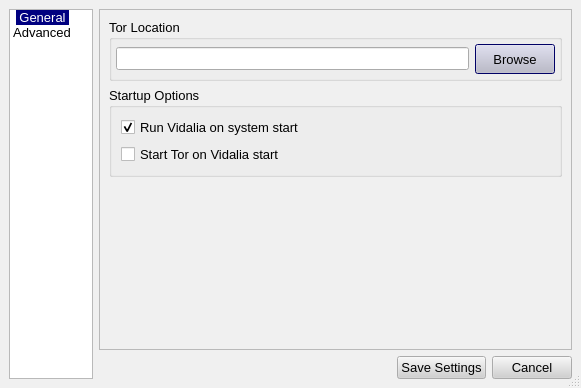
Qt form src/gui/configdialog/configdialog.ui (a-ilin/vidalia) before a commit.
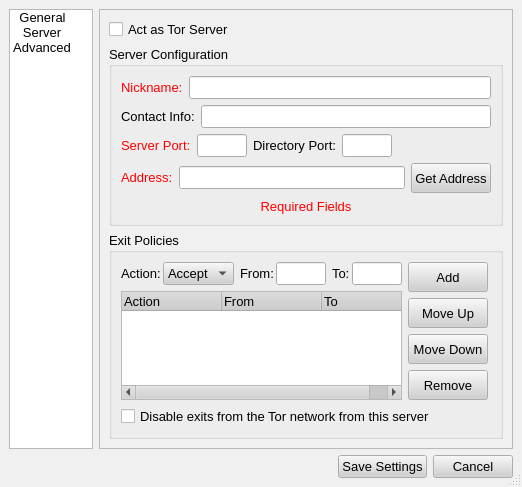
The same form after that commit. The open tabs and pages were chosen to show the change. Icons and pictures are not drawn.

Commit message:
First crack at server configuration. Almost nothing works, in fact, the only thing that works is the hidden frame. This was the hardest layout yet by far. Designer didn't even crash once!
svn:r279

```diff
--- a/src/gui/configdialog/configdialog.ui
+++ b/src/gui/configdialog/configdialog.ui
@@ -8,8 +8,8 @@
    <rect>
     <x>0</x>
     <y>0</y>
-    <width>581</width>
-    <height>388</height>
+    <width>519</width>
+    <height>391</height>
    </rect>
   </property>
   <property name="palette" >
@@ -300,9 +300,17 @@
   <property name="sizeGripEnabled" >
    <bool>true</bool>
   </property>
-  <layout class="QHBoxLayout" >
+  <layout class="QVBoxLayout" >
    <property name="margin" >
     <number>9</number>
+   </property>
+   <property name="spacing" >
+    <number>6</number>
+   </property>
+   <item>
+    <layout class="QHBoxLayout" >
+     <property name="margin" >
+      <number>0</number>
    </property>
    <property name="spacing" >
     <number>6</number>
@@ -628,7 +636,7 @@
       <bool>true</bool>
      </property>
      <property name="currentRow" >
-      <number>0</number>
+        <number>-1</number>
      </property>
      <item>
       <property name="text" >
@@ -638,6 +646,14 @@
        <iconset resource="..\res\vidalia.qrc" >:/images/config_general.png</iconset>
       </property>
      </item>
+       <item>
+        <property name="text" >
+         <string>Server</string>
+        </property>
+        <property name="icon" >
+         <iconset resource="..\res\vidalia.qrc" >:/images/config_server.png</iconset>
+        </property>
+       </item>
      <item>
       <property name="text" >
        <string>Advanced</string>
@@ -649,14 +665,6 @@
     </widget>
    </item>
    <item>
-    <layout class="QVBoxLayout" >
-     <property name="margin" >
-      <number>0</number>
-     </property>
-     <property name="spacing" >
-      <number>6</number>
-     </property>
-     <item>
       <widget class="QStackedWidget" name="stackPages" >
        <property name="contextMenuPolicy" >
         <enum>Qt::NoContextMenu</enum>
@@ -794,6 +802,713 @@
          </item>
         </layout>
        </widget>
+       <widget class="QWidget" name="page" >
+        <layout class="QVBoxLayout" >
+         <property name="margin" >
+          <number>9</number>
+         </property>
+         <property name="spacing" >
+          <number>6</number>
+         </property>
+         <item>
+          <widget class="QCheckBox" name="chkEnableServer" >
+           <property name="contextMenuPolicy" >
+            <enum>Qt::NoContextMenu</enum>
+           </property>
+           <property name="toolTip" >
+            <string>Check to run as a Tor network server</string>
+           </property>
+           <property name="text" >
+            <string>Act as Tor Server</string>
+           </property>
+           <property name="checked" >
+            <bool>false</bool>
+           </property>
+          </widget>
+         </item>
+         <item>
+          <widget class="QFrame" name="frmServer" >
+           <property name="contextMenuPolicy" >
+            <enum>Qt::NoContextMenu</enum>
+           </property>
+           <property name="frameShape" >
+            <enum>QFrame::NoFrame</enum>
+           </property>
+           <property name="frameShadow" >
+            <enum>QFrame::Plain</enum>
+           </property>
+           <layout class="QVBoxLayout" >
+            <property name="margin" >
+             <number>0</number>
+            </property>
+            <property name="spacing" >
+             <number>6</number>
+            </property>
+            <item>
+             <widget class="QGroupBox" name="grpServerConfig" >
+              <property name="contextMenuPolicy" >
+               <enum>Qt::NoContextMenu</enum>
+              </property>
+              <property name="title" >
+               <string>Server Configuration</string>
+              </property>
+              <layout class="QVBoxLayout" >
+               <property name="margin" >
+                <number>9</number>
+               </property>
+               <property name="spacing" >
+                <number>6</number>
+               </property>
+               <item>
+                <layout class="QHBoxLayout" >
+                 <property name="margin" >
+                  <number>0</number>
+                 </property>
+                 <property name="spacing" >
+                  <number>6</number>
+                 </property>
+                 <item>
+                  <widget class="QLabel" name="label_2" >
+                   <property name="contextMenuPolicy" >
+                    <enum>Qt::NoContextMenu</enum>
+                   </property>
+                   <property name="text" >
+                    <string>&lt;html>&lt;head>&lt;meta name="qrichtext" content="1" />&lt;/head>&lt;body style=" white-space: pre-wrap; font-family:Arial; font-size:10pt; font-weight:400; font-style:normal; text-decoration:none;">&lt;p style=" margin-top:0px; margin-bottom:0px; margin-left:0px; margin-right:0px; -qt-block-indent:0; text-indent:0px;">&lt;span style=" color:#ff0000;">Nickname:&lt;/span>&lt;/p>&lt;/body>&lt;/html></string>
+                   </property>
+                  </widget>
+                 </item>
+                 <item>
+                  <widget class="QLineEdit" name="lineServerNickname" >
+                   <property name="contextMenuPolicy" >
+                    <enum>Qt::NoContextMenu</enum>
+                   </property>
+                   <property name="toolTip" >
+                    <string>Name of your server</string>
+                   </property>
+                   <property name="text" >
+                    <string/>
+                   </property>
+                  </widget>
+                 </item>
+                </layout>
+               </item>
+               <item>
+                <layout class="QHBoxLayout" >
+                 <property name="margin" >
+                  <number>0</number>
+                 </property>
+                 <property name="spacing" >
+                  <number>6</number>
+                 </property>
+                 <item>
+                  <widget class="QLabel" name="label_1" >
+                   <property name="contextMenuPolicy" >
+                    <enum>Qt::NoContextMenu</enum>
+                   </property>
+                   <property name="text" >
+                    <string>&lt;html>&lt;head>&lt;meta name="qrichtext" content="1" />&lt;/head>&lt;body style=" white-space: pre-wrap; font-family:Arial; font-size:10pt; font-weight:400; font-style:normal; text-decoration:none;">&lt;p style=" margin-top:0px; margin-bottom:0px; margin-left:0px; margin-right:0px; -qt-block-indent:0; text-indent:0px;">Contact Info:&lt;/p>&lt;/body>&lt;/html></string>
+                   </property>
+                  </widget>
+                 </item>
+                 <item>
+                  <widget class="QLineEdit" name="lineServerContact" >
+                   <property name="contextMenuPolicy" >
+                    <enum>Qt::NoContextMenu</enum>
+                   </property>
+                   <property name="toolTip" >
+                    <string>Email address at which you may be reached if there is a problem with your server</string>
+                   </property>
+                  </widget>
+                 </item>
+                </layout>
+               </item>
+               <item>
+                <layout class="QHBoxLayout" >
+                 <property name="margin" >
+                  <number>0</number>
+                 </property>
+                 <property name="spacing" >
+                  <number>6</number>
+                 </property>
+                 <item>
+                  <layout class="QHBoxLayout" >
+                   <property name="margin" >
+                    <number>0</number>
+                   </property>
+                   <property name="spacing" >
+                    <number>6</number>
+                   </property>
+                   <item>
+                    <widget class="QLabel" name="label" >
+                     <property name="contextMenuPolicy" >
+                      <enum>Qt::NoContextMenu</enum>
+                     </property>
+                     <property name="text" >
+                      <string>&lt;html>&lt;head>&lt;meta name="qrichtext" content="1" />&lt;/head>&lt;body style=" white-space: pre-wrap; font-family:Arial; font-size:10pt; font-weight:400; font-style:normal; text-decoration:none;">&lt;p style=" margin-top:0px; margin-bottom:0px; margin-left:0px; margin-right:0px; -qt-block-indent:0; text-indent:0px;">&lt;span style=" color:#ff0000;">Server Port:&lt;/span>&lt;/p>&lt;/body>&lt;/html></string>
+                     </property>
+                    </widget>
+                   </item>
+                   <item>
+                    <widget class="QLineEdit" name="lineServerPort" >
+                     <property name="sizePolicy" >
+                      <sizepolicy>
+                       <hsizetype>0</hsizetype>
+                       <vsizetype>0</vsizetype>
+                       <horstretch>0</horstretch>
+                       <verstretch>0</verstretch>
+                      </sizepolicy>
+                     </property>
+                     <property name="maximumSize" >
+                      <size>
+                       <width>50</width>
+                       <height>16777215</height>
+                      </size>
+                     </property>
+                     <property name="contextMenuPolicy" >
+                      <enum>Qt::NoContextMenu</enum>
+                     </property>
+                     <property name="toolTip" >
+                      <string>Port on which users and other servers can communicate with your server</string>
+                     </property>
+                    </widget>
+                   </item>
+                  </layout>
+                 </item>
+                 <item>
+                  <layout class="QHBoxLayout" >
+                   <property name="margin" >
+                    <number>0</number>
+                   </property>
+                   <property name="spacing" >
+                    <number>6</number>
+                   </property>
+                   <item>
+                    <widget class="QLabel" name="label_3" >
+                     <property name="contextMenuPolicy" >
+                      <enum>Qt::NoContextMenu</enum>
+                     </property>
+                     <property name="text" >
+                      <string>&lt;html>&lt;head>&lt;meta name="qrichtext" content="1" />&lt;/head>&lt;body style=" white-space: pre-wrap; font-family:Arial; font-size:10pt; font-weight:400; font-style:normal; text-decoration:none;">&lt;p style=" margin-top:0px; margin-bottom:0px; margin-left:0px; margin-right:0px; -qt-block-indent:0; text-indent:0px;">Directory Port:&lt;/p>&lt;/body>&lt;/html></string>
+                     </property>
+                    </widget>
+                   </item>
+                   <item>
+                    <widget class="QLineEdit" name="lineDirPort" >
+                     <property name="sizePolicy" >
+                      <sizepolicy>
+                       <hsizetype>0</hsizetype>
+                       <vsizetype>0</vsizetype>
+                       <horstretch>0</horstretch>
+                       <verstretch>0</verstretch>
+                      </sizepolicy>
+                     </property>
+                     <property name="maximumSize" >
+                      <size>
+                       <width>50</width>
+                       <height>16777215</height>
+                      </size>
+                     </property>
+                     <property name="contextMenuPolicy" >
+                      <enum>Qt::NoContextMenu</enum>
+                     </property>
+                     <property name="toolTip" >
+                      <string>Setting this port will mirror the directory for other servers to use</string>
+                     </property>
+                    </widget>
+                   </item>
+                  </layout>
+                 </item>
+                 <item>
+                  <spacer>
+                   <property name="orientation" >
+                    <enum>Qt::Horizontal</enum>
+                   </property>
+                   <property name="sizeHint" >
+                    <size>
+                     <width>40</width>
+                     <height>20</height>
+                    </size>
+                   </property>
+                  </spacer>
+                 </item>
+                </layout>
+               </item>
+               <item>
+                <layout class="QHBoxLayout" >
+                 <property name="margin" >
+                  <number>0</number>
+                 </property>
+                 <property name="spacing" >
+                  <number>6</number>
+                 </property>
+                 <item>
+                  <widget class="QLabel" name="label_4" >
+                   <property name="contextMenuPolicy" >
+                    <enum>Qt::NoContextMenu</enum>
+                   </property>
+                   <property name="text" >
+                    <string>&lt;html>&lt;head>&lt;meta name="qrichtext" content="1" />&lt;/head>&lt;body style=" white-space: pre-wrap; font-family:Arial; font-size:10pt; font-weight:400; font-style:normal; text-decoration:none;">&lt;p style=" margin-top:0px; margin-bottom:0px; margin-left:0px; margin-right:0px; -qt-block-indent:0; text-indent:0px;">&lt;span style=" color:#ff0000;">Address:&lt;/span>&lt;/p>&lt;/body>&lt;/html></string>
+                   </property>
+                  </widget>
+                 </item>
+                 <item>
+                  <widget class="QLineEdit" name="lineServerAddress" >
+                   <property name="contextMenuPolicy" >
+                    <enum>Qt::NoContextMenu</enum>
+                   </property>
+                   <property name="toolTip" >
+                    <string>Domain name or IP address of your server</string>
+                   </property>
+                  </widget>
+                 </item>
+                 <item>
+                  <widget class="QPushButton" name="btnGetAddress" >
+                   <property name="minimumSize" >
+                    <size>
+                     <width>0</width>
+                     <height>30</height>
+                    </size>
+                   </property>
+                   <property name="contextMenuPolicy" >
+                    <enum>Qt::NoContextMenu</enum>
+                   </property>
+                   <property name="toolTip" >
+                    <string>Attempts to determine the correct address for your server</string>
+                   </property>
+                   <property name="text" >
+                    <string>Get Address</string>
+                   </property>
+                  </widget>
+                 </item>
+                </layout>
+               </item>
+               <item>
+                <widget class="QLabel" name="label_5" >
+                 <property name="layoutDirection" >
+                  <enum>Qt::LeftToRight</enum>
+                 </property>
+                 <property name="text" >
+                  <string>&lt;html>&lt;head>&lt;meta name="qrichtext" content="1" />&lt;/head>&lt;body style=" white-space: pre-wrap; font-family:Arial; font-size:10pt; font-weight:400; font-style:normal; text-decoration:none;">&lt;p style=" margin-top:0px; margin-bottom:0px; margin-left:0px; margin-right:0px; -qt-block-indent:0; text-indent:0px;">&lt;span style=" color:#ff0000;">Required Fields&lt;/span>&lt;/p>&lt;/body>&lt;/html></string>
+                 </property>
+                 <property name="alignment" >
+                  <set>Qt::AlignCenter</set>
+                 </property>
+                </widget>
+               </item>
+              </layout>
+             </widget>
+            </item>
+            <item>
+             <widget class="QGroupBox" name="grpServerPolicies" >
+              <property name="contextMenuPolicy" >
+               <enum>Qt::NoContextMenu</enum>
+              </property>
+              <property name="title" >
+               <string>Exit Policies</string>
+              </property>
+              <layout class="QVBoxLayout" >
+               <property name="margin" >
+                <number>9</number>
+               </property>
+               <property name="spacing" >
+                <number>6</number>
+               </property>
+               <item>
+                <layout class="QHBoxLayout" >
+                 <property name="margin" >
+                  <number>0</number>
+                 </property>
+                 <property name="spacing" >
+                  <number>6</number>
+                 </property>
+                 <item>
+                  <layout class="QVBoxLayout" >
+                   <property name="margin" >
+                    <number>0</number>
+                   </property>
+                   <property name="spacing" >
+                    <number>6</number>
+                   </property>
+                   <item>
+                    <layout class="QHBoxLayout" >
+                     <property name="margin" >
+                      <number>0</number>
+                     </property>
+                     <property name="spacing" >
+                      <number>6</number>
+                     </property>
+                     <item>
+                      <spacer>
+                       <property name="orientation" >
+                        <enum>Qt::Horizontal</enum>
+                       </property>
+                       <property name="sizeHint" >
+                        <size>
+                         <width>16</width>
+                         <height>20</height>
+                        </size>
+                       </property>
+                      </spacer>
+                     </item>
+                     <item>
+                      <layout class="QHBoxLayout" >
+                       <property name="margin" >
+                        <number>0</number>
+                       </property>
+                       <property name="spacing" >
+                        <number>2</number>
+                       </property>
+                       <item>
+                        <widget class="QLabel" name="label_6" >
+                         <property name="contextMenuPolicy" >
+                          <enum>Qt::NoContextMenu</enum>
+                         </property>
+                         <property name="text" >
+                          <string>Action:</string>
+                         </property>
+                        </widget>
+                       </item>
+                       <item>
+                        <widget class="QComboBox" name="cmboAction" >
+                         <property name="contextMenuPolicy" >
+                          <enum>Qt::NoContextMenu</enum>
+                         </property>
+                         <property name="toolTip" >
+                          <string>Action for new exit policy</string>
+                         </property>
+                         <property name="insertPolicy" >
+                          <enum>QComboBox::NoInsert</enum>
+                         </property>
+                         <item>
+                          <property name="text" >
+                           <string>Accept</string>
+                          </property>
+                         </item>
+                         <item>
+                          <property name="text" >
+                           <string>Reject</string>
+                          </property>
+                         </item>
+                        </widget>
+                       </item>
+                      </layout>
+                     </item>
+                     <item>
+                      <layout class="QHBoxLayout" >
+                       <property name="margin" >
+                        <number>0</number>
+                       </property>
+                       <property name="spacing" >
+                        <number>2</number>
+                       </property>
+                       <item>
+                        <widget class="QLabel" name="label_7" >
+                         <property name="contextMenuPolicy" >
+                          <enum>Qt::NoContextMenu</enum>
+                         </property>
+                         <property name="text" >
+                          <string>From:</string>
+                         </property>
+                        </widget>
+                       </item>
+                       <item>
+                        <widget class="QLineEdit" name="lineFromPort" >
+                         <property name="sizePolicy" >
+                          <sizepolicy>
+                           <hsizetype>0</hsizetype>
+                           <vsizetype>0</vsizetype>
+                           <horstretch>0</horstretch>
+                           <verstretch>0</verstretch>
+                          </sizepolicy>
+                         </property>
+                         <property name="minimumSize" >
+                          <size>
+                           <width>50</width>
+                           <height>0</height>
+                          </size>
+                         </property>
+                         <property name="maximumSize" >
+                          <size>
+                           <width>50</width>
+                           <height>16777215</height>
+                          </size>
+                         </property>
+                         <property name="toolTip" >
+                          <string>Start port for new exit policy</string>
+                         </property>
+                        </widget>
+                       </item>
+                      </layout>
+                     </item>
+                     <item>
+                      <layout class="QHBoxLayout" >
+                       <property name="margin" >
+                        <number>0</number>
+                       </property>
+                       <property name="spacing" >
+                        <number>2</number>
+                       </property>
+                       <item>
+                        <widget class="QLabel" name="label_8" >
+                         <property name="contextMenuPolicy" >
+                          <enum>Qt::NoContextMenu</enum>
+                         </property>
+                         <property name="text" >
+                          <string>To:</string>
+                         </property>
+                        </widget>
+                       </item>
+                       <item>
+                        <widget class="QLineEdit" name="lineToPort" >
+                         <property name="sizePolicy" >
+                          <sizepolicy>
+                           <hsizetype>0</hsizetype>
+                           <vsizetype>0</vsizetype>
+                           <horstretch>0</horstretch>
+                           <verstretch>0</verstretch>
+                          </sizepolicy>
+                         </property>
+                         <property name="minimumSize" >
+                          <size>
+                           <width>50</width>
+                           <height>0</height>
+                          </size>
+                         </property>
+                         <property name="maximumSize" >
+                          <size>
+                           <width>50</width>
+                           <height>16777215</height>
+                          </size>
+                         </property>
+                         <property name="toolTip" >
+                          <string>End port for new exit policy</string>
+                         </property>
+                        </widget>
+                       </item>
+                      </layout>
+                     </item>
+                    </layout>
+                   </item>
+                   <item>
+                    <widget class="QTreeWidget" name="lstExitPolicies" >
+                     <property name="sizePolicy" >
+                      <sizepolicy>
+                       <hsizetype>7</hsizetype>
+                       <vsizetype>7</vsizetype>
+                       <horstretch>0</horstretch>
+                       <verstretch>0</verstretch>
+                      </sizepolicy>
+                     </property>
+                     <property name="minimumSize" >
+                      <size>
+                       <width>0</width>
+                       <height>0</height>
+                      </size>
+                     </property>
+                     <property name="maximumSize" >
+                      <size>
+                       <width>16777215</width>
+                       <height>16777215</height>
+                      </size>
+                     </property>
+                     <property name="contextMenuPolicy" >
+                      <enum>Qt::NoContextMenu</enum>
+                     </property>
+                     <property name="editTriggers" >
+                      <set>QAbstractItemView::NoEditTriggers</set>
+                     </property>
+                     <property name="showDropIndicator" stdset="0" >
+                      <bool>true</bool>
+                     </property>
+                     <property name="alternatingRowColors" >
+                      <bool>true</bool>
+                     </property>
+                     <property name="selectionMode" >
+                      <enum>QAbstractItemView::NoSelection</enum>
+                     </property>
+                     <property name="uniformRowHeights" >
+                      <bool>true</bool>
+                     </property>
+                     <column>
+                      <property name="text" >
+                       <string>Action</string>
+                      </property>
+                     </column>
+                     <column>
+                      <property name="text" >
+                       <string>From</string>
+                      </property>
+                     </column>
+                     <column>
+                      <property name="text" >
+                       <string>To</string>
+                      </property>
+                     </column>
+                    </widget>
+                   </item>
+                  </layout>
+                 </item>
+                 <item>
+                  <layout class="QVBoxLayout" >
+                   <property name="margin" >
+                    <number>0</number>
+                   </property>
+                   <property name="spacing" >
+                    <number>6</number>
+                   </property>
+                   <item>
+                    <widget class="QPushButton" name="btnAddPolicy" >
+                     <property name="minimumSize" >
+                      <size>
+                       <width>0</width>
+                       <height>30</height>
+                      </size>
+                     </property>
+                     <property name="contextMenuPolicy" >
+                      <enum>Qt::NoContextMenu</enum>
+                     </property>
+                     <property name="toolTip" >
+                      <string>Add the new exit policy</string>
+                     </property>
+                     <property name="text" >
+                      <string>Add</string>
+                     </property>
+                    </widget>
+                   </item>
+                   <item>
+                    <widget class="QPushButton" name="btnMoveUp" >
+                     <property name="minimumSize" >
+                      <size>
+                       <width>0</width>
+                       <height>30</height>
+                      </size>
+                     </property>
+                     <property name="contextMenuPolicy" >
+                      <enum>Qt::NoContextMenu</enum>
+                     </property>
+                     <property name="toolTip" >
+                      <string>Increase the priority of the selected exit policy</string>
+                     </property>
+                     <property name="text" >
+                      <string>Move Up</string>
+                     </property>
+                    </widget>
+                   </item>
+                   <item>
+                    <widget class="QPushButton" name="btnMoveDown" >
+                     <property name="minimumSize" >
+                      <size>
+                       <width>0</width>
+                       <height>30</height>
+                      </size>
+                     </property>
+                     <property name="contextMenuPolicy" >
+                      <enum>Qt::NoContextMenu</enum>
+                     </property>
+                     <property name="toolTip" >
+                      <string>Decrease the priority of the selected exit policy</string>
+                     </property>
+                     <property name="text" >
+                      <string>Move Down</string>
+                     </property>
+                    </widget>
+                   </item>
+                   <item>
+                    <widget class="QPushButton" name="btnRemove" >
+                     <property name="minimumSize" >
+                      <size>
+                       <width>0</width>
+                       <height>30</height>
+                      </size>
+                     </property>
+                     <property name="contextMenuPolicy" >
+                      <enum>Qt::NoContextMenu</enum>
+                     </property>
+                     <property name="toolTip" >
+                      <string>Remove the selected exit policy</string>
+                     </property>
+                     <property name="text" >
+                      <string>Remove</string>
+                     </property>
+                    </widget>
+                   </item>
+                   <item>
+                    <spacer>
+                     <property name="orientation" >
+                      <enum>Qt::Vertical</enum>
+                     </property>
+                     <property name="sizeHint" >
+                      <size>
+                       <width>20</width>
+                       <height>37</height>
+                      </size>
+                     </property>
+                    </spacer>
+                   </item>
+                  </layout>
+                 </item>
+                 <item>
+                  <spacer>
+                   <property name="orientation" >
+                    <enum>Qt::Horizontal</enum>
+                   </property>
+                   <property name="sizeHint" >
+                    <size>
+                     <width>102</width>
+                     <height>20</height>
+                    </size>
+                   </property>
+                  </spacer>
+                 </item>
+                </layout>
+               </item>
+               <item>
+                <widget class="QCheckBox" name="chkMiddleMan" >
+                 <property name="contextMenuPolicy" >
+                  <enum>Qt::NoContextMenu</enum>
+                 </property>
+                 <property name="toolTip" >
+                  <string>If selected, your server will only relay traffic between other Tor servers</string>
+                 </property>
+                 <property name="text" >
+                  <string>Disable exits from the Tor network from this server</string>
+                 </property>
+                </widget>
+               </item>
+               <item>
+                <spacer>
+                 <property name="orientation" >
+                  <enum>Qt::Vertical</enum>
+                 </property>
+                 <property name="sizeHint" >
+                  <size>
+                   <width>20</width>
+                   <height>16</height>
+                  </size>
+                 </property>
+                </spacer>
+               </item>
+              </layout>
+             </widget>
+            </item>
+           </layout>
+          </widget>
+         </item>
+         <item>
+          <spacer>
+           <property name="orientation" >
+            <enum>Qt::Vertical</enum>
+           </property>
+           <property name="sizeHint" >
+            <size>
+             <width>20</width>
+             <height>16</height>
+            </size>
+           </property>
+          </spacer>
+         </item>
+        </layout>
+       </widget>
        <widget class="QWidget" name="pageAdvanced" >
         <layout class="QVBoxLayout" >
          <property name="margin" >
@@ -1018,6 +1733,8 @@
        </widget>
       </widget>
      </item>
+    </layout>
+   </item>
      <item>
       <layout class="QHBoxLayout" >
        <property name="margin" >
@@ -1080,8 +1797,6 @@
       </layout>
      </item>
     </layout>
-   </item>
-  </layout>
  </widget>
  <pixmapfunction></pixmapfunction>
  <resources>
```
Left out of the diff: 19 changed lines with no effect on the pictures. Lines whose indentation alone changed are shown as unchanged. The commit also changes 2 other files.
